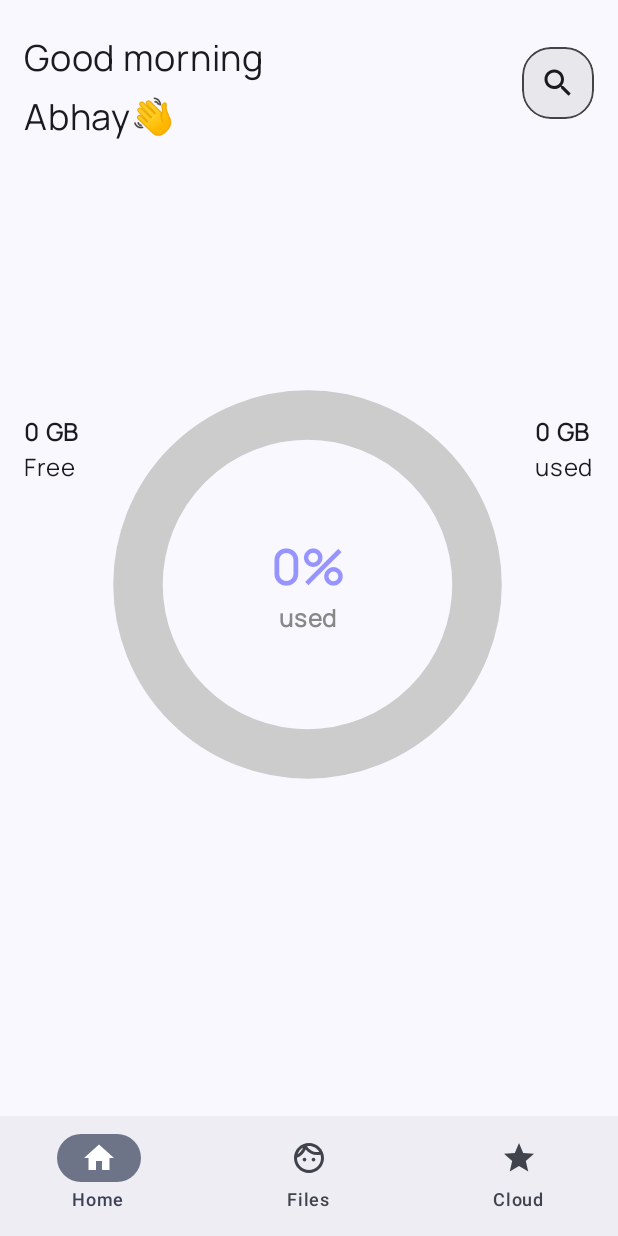
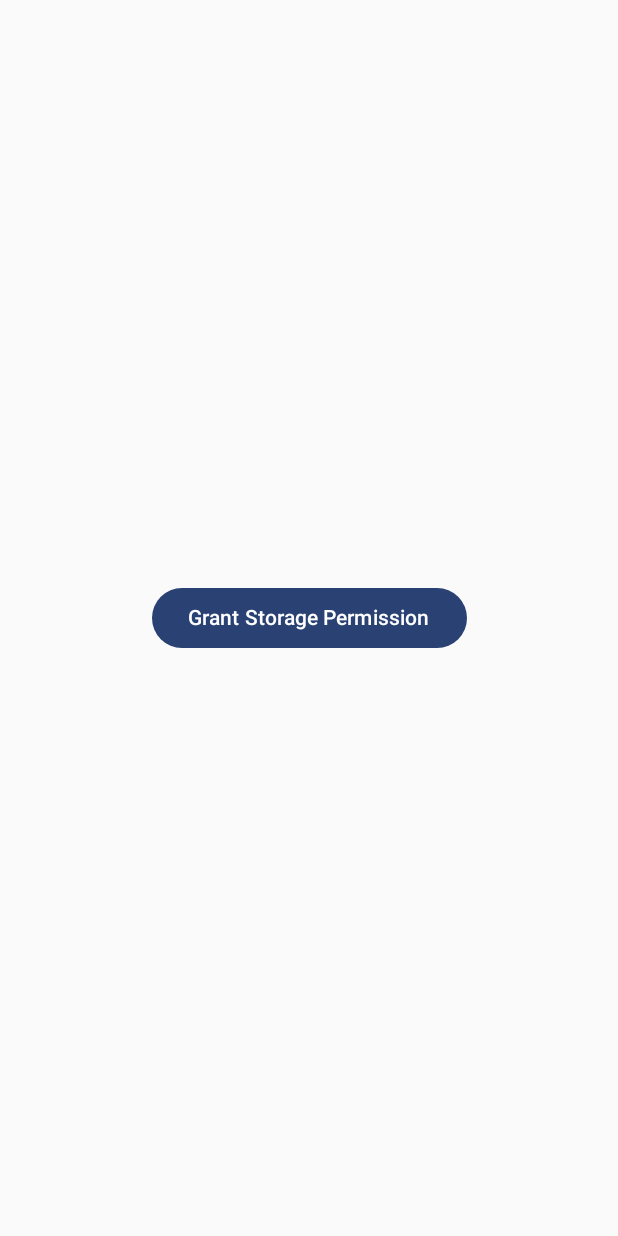
Before and after one commit to theabhay1/file-hub, an Android app built with Jetpack Compose: the screen it shows after launch (MainActivity), on a phone screen of 412 x 824 dp. Run offline under Robolectric (Android 15) with nearby library versions, the phone set to English and light mode, and no system bars; 1 statement that could not run was skipped.

Commit message:
feat: Implement storage permission flow

```diff
--- a/app/src/main/AndroidManifest.xml
+++ b/app/src/main/AndroidManifest.xml
@@ -1,6 +1,8 @@
 <?xml version="1.0" encoding="utf-8"?>
 <manifest xmlns:android="http://schemas.android.com/apk/res/android"
     xmlns:tools="http://schemas.android.com/tools">
+
+        <uses-permission android:name="android.permission.MANAGE_EXTERNAL_STORAGE" />
 
     <application
         android:allowBackup="true"
--- a/app/src/main/java/com/example/filehub/MainActivity.kt
+++ b/app/src/main/java/com/example/filehub/MainActivity.kt
@@ -1,32 +1,56 @@
 package com.example.filehub
 
+import android.content.Context
+import android.content.Intent
+import android.net.Uri
 import android.os.Bundle
+import android.provider.Settings
 import androidx.activity.ComponentActivity
 import androidx.activity.compose.setContent
 import androidx.activity.enableEdgeToEdge
+import androidx.compose.foundation.layout.Arrangement
+import androidx.compose.foundation.layout.Column
 import androidx.compose.foundation.layout.fillMaxSize
 import androidx.compose.foundation.layout.padding
+import androidx.compose.material3.Button
 import androidx.compose.material3.Scaffold
+import androidx.compose.material3.Surface
 import androidx.compose.material3.Text
 import androidx.compose.runtime.Composable
+import androidx.compose.runtime.getValue
+import androidx.compose.runtime.mutableStateOf
+import androidx.compose.runtime.setValue
+import androidx.compose.ui.Alignment
 import androidx.compose.ui.Modifier
 import androidx.compose.ui.graphics.Color
 import androidx.compose.ui.text.font.FontFamily
 import androidx.compose.ui.tooling.preview.Preview
 import androidx.compose.ui.unit.dp
+import com.example.filehub.ui.screens.PermissionScreen
 import com.example.filehub.ui.screens.home.HomeScreen
 import com.example.filehub.ui.screens.home.StorageCircle
 import com.example.filehub.ui.theme.FileHubTheme
 import com.example.filehub.ui.theme.manrope
+import com.example.filehub.util.hasStoragePermission
+import com.example.filehub.util.requestStoragePermission
 
 class MainActivity : ComponentActivity() {
+    private var hasPermissionState by mutableStateOf(false)
+
     override fun onCreate(savedInstanceState: Bundle?) {
         super.onCreate(savedInstanceState)
         enableEdgeToEdge()
         setContent {
             FileHubTheme {
-                MainScreen()
+                if(hasPermissionState)
+                    MainScreen()
+                else
+                    PermissionScreen(this)
             }
         }
     }
+    override fun onResume() {
+        super.onResume()
+        hasPermissionState = hasStoragePermission(this)
+    }
 }
--- a/app/src/main/java/com/example/filehub/data/FileRepository.kt
+++ b/app/src/main/java/com/example/filehub/data/FileRepository.kt
@@ -4,6 +4,7 @@ import android.os.Environment
 import android.os.StatFs
 import kotlinx.coroutines.Dispatchers
 import kotlinx.coroutines.withContext
+import java.io.File
 
 
 data class StorageInfo(val used: Long, val total: Long)
--- /dev/null
+++ b/app/src/main/java/com/example/filehub/ui/screens/PermissionScreen.kt
@@ -0,0 +1,25 @@
+package com.example.filehub.ui.screens
+
+import android.content.Context
+import androidx.compose.foundation.layout.Arrangement
+import androidx.compose.foundation.layout.Column
+import androidx.compose.foundation.layout.fillMaxSize
+import androidx.compose.material3.Button
+import androidx.compose.material3.Text
+import androidx.compose.runtime.Composable
+import androidx.compose.ui.Alignment
+import androidx.compose.ui.Modifier
+import com.example.filehub.util.requestStoragePermission
+
+@Composable
+fun PermissionScreen(context: Context) {
+    Column(
+        modifier = Modifier.fillMaxSize(),
+        horizontalAlignment = Alignment.CenterHorizontally,
+        verticalArrangement = Arrangement.Center
+    ) {
+        Button(onClick = { requestStoragePermission(context) }) {
+            Text("Grant Storage Permission")
+        }
+    }
+}
```
Also changed, not shown: app/src/main/java/com/example/filehub/util/PermissionUtils.kt (+29 -0 lines).
